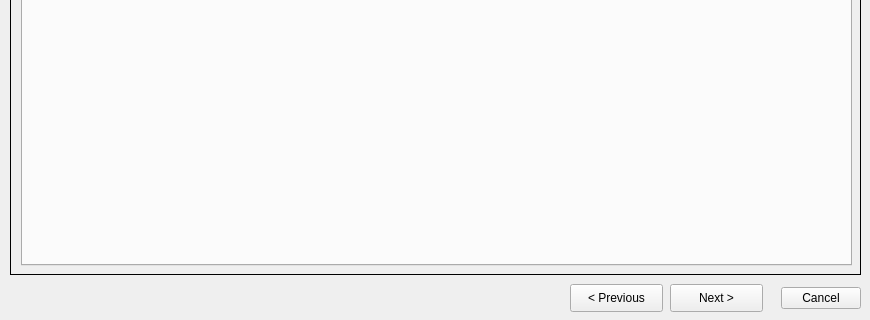
Old version of the form mbb_core_dialog_base.ui in the repository anthony-cooper/mbb-qgis-plugin; both pictures show x 0 to 870 and y 436 to 756 of the 870 by 756 pixel window.
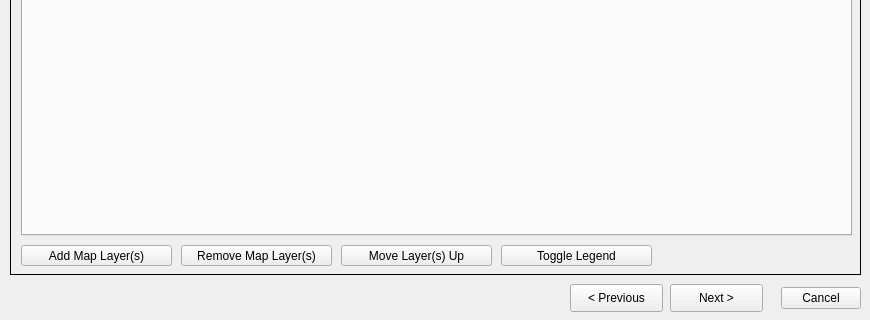
New version of the form. The open tabs and pages were chosen to show the change.

Commit message: Set up map layer selection Set up tools to enable selection of which layers to show on maps

Patch:
```diff
--- a/mbb_core_dialog_base.ui
+++ b/mbb_core_dialog_base.ui
@@ -487,13 +487,65 @@
        <x>10</x>
        <y>40</y>
        <width>831</width>
-       <height>621</height>
+       <height>591</height>
       </rect>
      </property>
      <property name="currentIndex">
       <number>-1</number>
      </property>
     </widget>
+    <widget class="QPushButton" name="removeMap">
+     <property name="geometry">
+      <rect>
+       <x>170</x>
+       <y>640</y>
+       <width>151</width>
+       <height>21</height>
+      </rect>
+     </property>
+     <property name="text">
+      <string>Remove Map Layer(s)</string>
+     </property>
+    </widget>
+    <widget class="QPushButton" name="addMap">
+     <property name="geometry">
+      <rect>
+       <x>10</x>
+       <y>640</y>
+       <width>151</width>
+       <height>21</height>
+      </rect>
+     </property>
+     <property name="text">
+      <string>Add Map Layer(s)</string>
+     </property>
+    </widget>
+    <widget class="QPushButton" name="upMap">
+     <property name="geometry">
+      <rect>
+       <x>330</x>
+       <y>640</y>
+       <width>151</width>
+       <height>21</height>
+      </rect>
+     </property>
+     <property name="text">
+      <string>Move Layer(s) Up</string>
+     </property>
+    </widget>
+    <widget class="QPushButton" name="addCriteria_6">
+     <property name="geometry">
+      <rect>
+       <x>490</x>
+       <y>640</y>
+       <width>151</width>
+       <height>21</height>
+      </rect>
+     </property>
+     <property name="text">
+      <string>Toggle Legend</string>
+     </property>
+    </widget>
    </widget>
   </widget>
   <widget class="QPushButton" name="nextButton">
```
Left out of the diff: 2 changed lines with no effect on the pictures. The commit also changes 3 other files.
